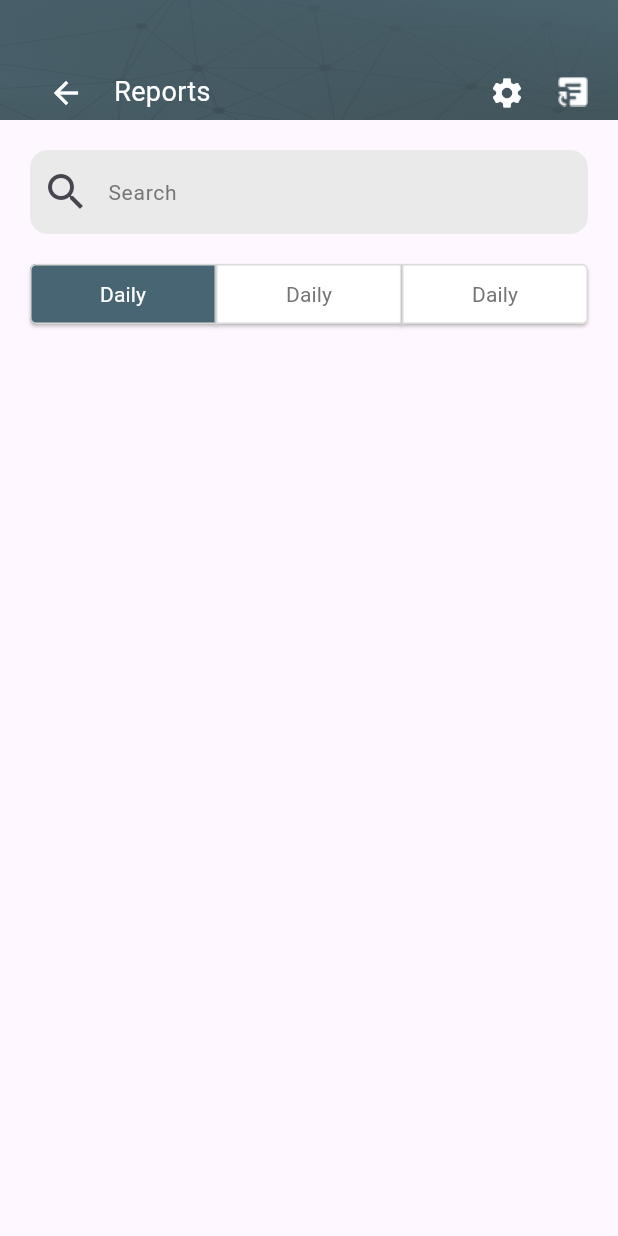
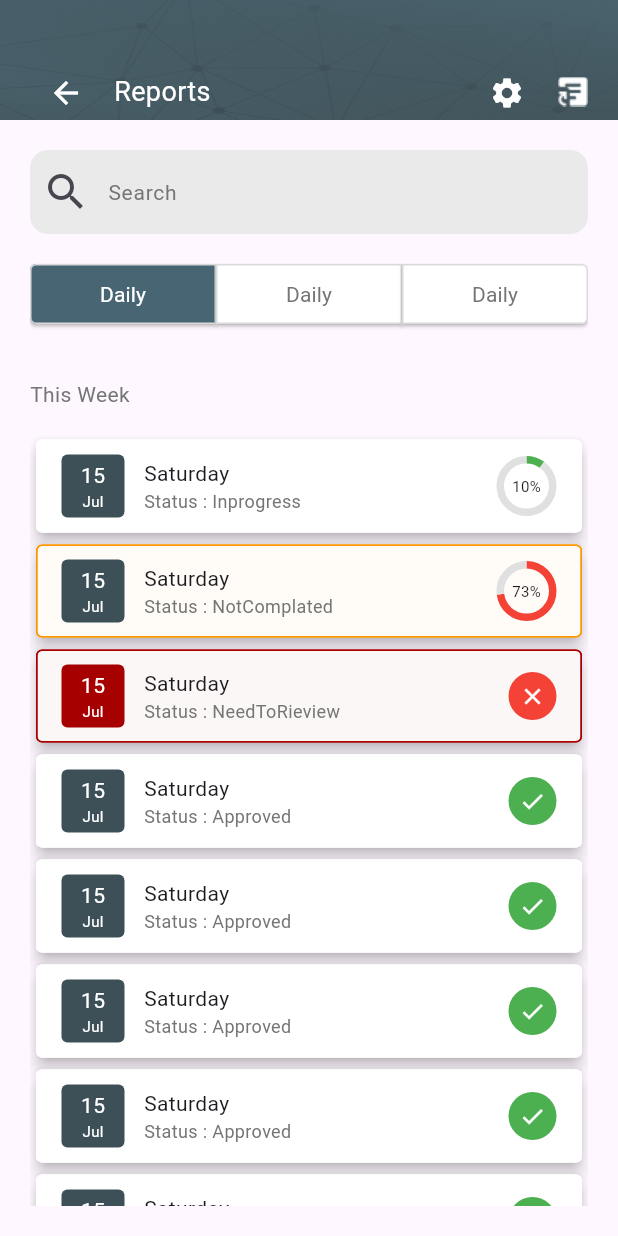
Before and after one commit to ahmed-shorbagy/test_screens, a Flutter app: the AllProjectsView screen opened by its route, on a phone screen of 412 x 824 dp. Run offline on Flutter 3.47's test engine with Material 3 defaults, Android fonts, the phone set to English and light mode, and no system bars; drawn by our look-alikes of fl_chart; our stand-ins replace flutter_svg, get.

Commit message:
Add search results list and item widgets, update todo projects item widget, and add circular percentage chart widget. Also, update the app bar to allow navigation back to the previous screen. Add necessary dependencies for the new widgets.

```diff
--- /dev/null
+++ b/lib/app/data/models/search_results_item_model.dart
@@ -0,0 +1,10 @@
+import 'package:test_screens/app/data/models/todo_projects_item_model.dart';
+import 'package:test_screens/app/modules/home/views/all_projects_view.dart';
+
+class SearchResultsITemModel {
+  String title;
+  ToDoStatus status;
+  double progress;
+  SearchResultsITemModel(
+      {required this.title, required this.status, required this.progress});
+}
--- a/lib/app/data/models/todo_projects_item_model.dart
+++ b/lib/app/data/models/todo_projects_item_model.dart
@@ -8,4 +8,4 @@ class ToDoProjectsItemModel {
       required this.status});
 }
 
-enum ToDoStatus { NeedToRieview, NotComplated, approved }
+enum ToDoStatus { NeedToRieview, NotComplated, Approved, Inprogress }
--- a/lib/app/modules/home/views/all_projects_view.dart
+++ b/lib/app/modules/home/views/all_projects_view.dart
@@ -2,27 +2,42 @@ import 'package:flutter/material.dart';
 import 'package:test_screens/app/modules/home/views/widgets/all_projects_app_bar.dart';
 import 'package:test_screens/app/modules/home/views/widgets/all_projects_search_field.dart';
 import 'package:test_screens/app/modules/home/views/widgets/search_options.dart';
+import 'package:test_screens/app/modules/home/views/widgets/search_result_list.dart';
+import 'package:test_screens/core/utils/app_styles.dart';
 
 class AllProjectsView extends StatelessWidget {
   const AllProjectsView({super.key});
 
   @override
   Widget build(BuildContext context) {
-    return const Scaffold(
-      appBar: PreferredSize(
+    return Scaffold(
+      appBar: const PreferredSize(
         preferredSize: Size.fromHeight(80),
         child: AllProjectsAppBar(),
       ),
       body: Padding(
-        padding: EdgeInsets.all(20),
-        child: Column(
-          children: [
-            AllProjectsSearchField(),
-            SizedBox(
-              height: 16,
-            ),
-            SearchOptions()
-          ],
+        padding: const EdgeInsets.all(20),
+        child: SingleChildScrollView(
+          physics: const BouncingScrollPhysics(),
+          child: Column(
+            crossAxisAlignment: CrossAxisAlignment.stretch,
+            children: [
+              const AllProjectsSearchField(),
+              const SizedBox(
+                height: 16,
+              ),
+              const SearchOptions(),
+              const SizedBox(
+                height: 33,
+              ),
+              Text(
+                "This Week",
+                style: AppStyles.regular14
+                    .copyWith(color: const Color(0xff757575)),
+              ),
+              const SearchReultList()
+            ],
+          ),
         ),
       ),
     );
--- a/lib/app/modules/home/views/widgets/all_projects_app_bar.dart
+++ b/lib/app/modules/home/views/widgets/all_projects_app_bar.dart
@@ -1,5 +1,6 @@
 import 'package:flutter/material.dart';
 import 'package:flutter/widgets.dart';
+import 'package:get/get.dart';
 import 'package:test_screens/core/utils/app_styles.dart';
 import 'package:test_screens/core/utils/assets.dart';
 
@@ -25,7 +26,9 @@ class AllProjectsAppBar extends StatelessWidget {
               Row(
                 children: [
                   IconButton(
-                      onPressed: () {},
+                      onPressed: () {
+                        Get.back();
+                      },
                       icon: const Icon(
                         Icons.arrow_back,
                         color: Colors.white,
--- /dev/null
+++ b/lib/app/modules/home/views/widgets/approved_status_container.dart
@@ -0,0 +1,24 @@
+import 'package:flutter/material.dart';
+
+class ApprovedStatusContainer extends StatelessWidget {
+  const ApprovedStatusContainer({
+    super.key,
+  });
+
+  @override
+  Widget build(BuildContext context) {
+    return Container(
+      height: 32,
+      width: 32,
+      decoration: const BoxDecoration(
+        shape: BoxShape.circle,
+        color: Colors.green,
+      ),
+      child: const Icon(
+        Icons.done,
+        size: 18,
+        color: Colors.white,
+      ),
+    );
+  }
+}
--- /dev/null
+++ b/lib/app/modules/home/views/widgets/circular_precentage_chart.dart
@@ -0,0 +1,44 @@
+import 'package:fl_chart/fl_chart.dart';
+import 'package:flutter/material.dart';
+import 'package:test_screens/core/utils/app_styles.dart';
+
+class CircularPercentageChart extends StatelessWidget {
+  const CircularPercentageChart(
+      {super.key, required this.percentage, required this.color});
+  final double percentage;
+  final Color color;
+  @override
+  Widget build(BuildContext context) {
+    return SizedBox(
+      width: 40,
+      height: 40,
+      child: Stack(
+        alignment: Alignment.center,
+        children: [
+          PieChart(
+            PieChartData(
+              startDegreeOffset: 270,
+              sectionsSpace: 0,
+              centerSpaceRadius: 15,
+              sections: [
+                PieChartSectionData(
+                  color: color,
+                  value: percentage,
+                  radius: 5,
+                  title: '',
+                ),
+                PieChartSectionData(
+                  color: Colors.grey[300]!,
+                  value: 100 - percentage,
+                  radius: 5,
+                  title: '',
+                ),
+              ],
+            ),
+          ),
+          Text('${percentage.toStringAsFixed(0)}%', style: AppStyles.regular10),
+        ],
+      ),
+    );
+  }
+}
--- /dev/null
+++ b/lib/app/modules/home/views/widgets/date_container.dart
@@ -0,0 +1,37 @@
+import 'package:flutter/material.dart';
+import 'package:intl/intl.dart';
+import 'package:test_screens/core/utils/app_styles.dart';
+
+class DateContainer extends StatelessWidget {
+  const DateContainer({super.key, required this.color});
+  final Color color;
+
+  @override
+  Widget build(BuildContext context) {
+    // Get the current date
+    DateTime now = DateTime.now();
+    // Format the date to "11 Nov"
+    String formattedDate = DateFormat('d MMM').format(now);
+
+    return Container(
+      alignment: Alignment.center,
+      margin: EdgeInsets.zero,
+      height: 42,
+      width: 42,
+      padding: const EdgeInsets.only(top: 2, left: 4, right: 4, bottom: 2),
+      decoration: BoxDecoration(
+        color: color,
+        borderRadius: BorderRadius.circular(4.0),
+      ),
+      child: Column(
+        mainAxisSize: MainAxisSize.min,
+        children: [
+          Text(formattedDate.split(' ')[0], // Display the day
+              style: AppStyles.medium14.copyWith(color: Colors.white)),
+          Text(formattedDate.split(' ')[1], // Display the month
+              style: AppStyles.regular10.copyWith(color: Colors.white)),
+        ],
+      ),
+    );
+  }
+}
--- /dev/null
+++ b/lib/app/modules/home/views/widgets/need_to_review_status_container.dart
@@ -0,0 +1,24 @@
+import 'package:flutter/material.dart';
+
+class NeedReviewStatusContainer extends StatelessWidget {
+  const NeedReviewStatusContainer({
+    super.key,
+  });
+
+  @override
+  Widget build(BuildContext context) {
+    return Container(
+      height: 32,
+      width: 32,
+      decoration: const BoxDecoration(
+        shape: BoxShape.circle,
+        color: Colors.red,
+      ),
+      child: const Icon(
+        Icons.close,
+        size: 18,
+        color: Colors.white,
+      ),
+    );
+  }
+}
--- /dev/null
+++ b/lib/app/modules/home/views/widgets/search_result_item.dart
@@ -0,0 +1,91 @@
+import 'package:flutter/material.dart';
+import 'package:test_screens/app/data/models/search_results_item_model.dart';
+import 'package:test_screens/app/data/models/todo_projects_item_model.dart';
+import 'package:test_screens/app/modules/home/views/widgets/approved_status_container.dart';
+import 'package:test_screens/app/modules/home/views/widgets/circular_precentage_chart.dart';
+import 'package:test_screens/app/modules/home/views/widgets/date_container.dart';
+import 'package:test_screens/app/modules/home/views/widgets/need_to_review_status_container.dart';
+import 'package:test_screens/core/utils/app_styles.dart';
+
+class SearchResultsItem extends StatelessWidget {
+  const SearchResultsItem({
+    super.key,
+    required this.searchResultsITemModel,
+  });
+  final SearchResultsITemModel searchResultsITemModel;
+  Color _getColor(ToDoStatus status) {
+    switch (status) {
+      case ToDoStatus.NeedToRieview:
+        return const Color(0xffA70000);
+      case ToDoStatus.Approved:
+        return Colors.white;
+      case ToDoStatus.NotComplated:
+        return const Color(0xffFC9700);
+      default:
+        return Colors.white;
+    }
+  }
+
+  @override
+  Widget build(BuildContext context) {
+    return Card.outlined(
+      shape: RoundedRectangleBorder(
+          borderRadius: BorderRadius.circular(4),
+          side: BorderSide(
+              color: _getColor(searchResultsITemModel.status), width: 1)),
+      color: Colors.white,
+      elevation: 4,
+      child: Container(
+        height: 62,
+        decoration: BoxDecoration(
+            borderRadius: BorderRadius.circular(4),
+            color: _getColor(searchResultsITemModel.status).withOpacity(0.03),
+            border: Border.all(
+              color: _getColor(searchResultsITemModel.status),
+            )),
+        child: Padding(
+          padding: const EdgeInsets.symmetric(horizontal: 16),
+          child: Row(
+            children: [
+              DateContainer(
+                color: searchResultsITemModel.status == ToDoStatus.NeedToRieview
+                    ? const Color(0xffA70000)
+                    : const Color(0xff3D5058),
+              ),
+              const SizedBox(
+                width: 13,
+              ),
+              Column(
+                mainAxisAlignment: MainAxisAlignment.center,
+                crossAxisAlignment: CrossAxisAlignment.start,
+                children: [
+                  Text(
+                    searchResultsITemModel.title,
+                    style: AppStyles.regular14,
+                  ),
+                  Text(
+                    "Status : ${searchResultsITemModel.status.toString().split('.').last}",
+                    style: AppStyles.regular12
+                        .copyWith(color: const Color(0xff757575)),
+                  ),
+                ],
+              ),
+              const Spacer(),
+              searchResultsITemModel.status == ToDoStatus.NeedToRieview
+                  ? const NeedReviewStatusContainer()
+                  : searchResultsITemModel.status == ToDoStatus.Approved
+                      ? const ApprovedStatusContainer()
+                      : CircularPercentageChart(
+                          percentage: searchResultsITemModel.progress,
+                          color: searchResultsITemModel.status ==
+                                  ToDoStatus.NotComplated
+                              ? Colors.red
+                              : Colors.green,
+                        ),
+            ],
+          ),
+        ),
+      ),
+    );
+  }
+}
--- /dev/null
+++ b/lib/app/modules/home/views/widgets/search_result_list.dart
@@ -0,0 +1,41 @@
+import 'package:flutter/material.dart';
+import 'package:test_screens/app/data/models/search_results_item_model.dart';
+import 'package:test_screens/app/data/models/todo_projects_item_model.dart';
+import 'package:test_screens/app/modules/home/views/widgets/search_result_item.dart';
+
+class SearchReultList extends StatelessWidget {
+  const SearchReultList({
+    super.key,
+  });
+
+  @override
+  Widget build(BuildContext context) {
+    List<SearchResultsITemModel> searchResultItemList = [
+      SearchResultsITemModel(
+          progress: 10, title: "Saturday", status: ToDoStatus.Inprogress),
+      SearchResultsITemModel(
+          progress: 73, title: "Saturday", status: ToDoStatus.NotComplated),
+      SearchResultsITemModel(
+          progress: 0, title: "Saturday", status: ToDoStatus.NeedToRieview),
+      SearchResultsITemModel(
+          progress: 100, title: "Saturday", status: ToDoStatus.Approved),
+      SearchResultsITemModel(
+          progress: 100, title: "Saturday", status: ToDoStatus.Approved),
+      SearchResultsITemModel(
+          progress: 100, title: "Saturday", status: ToDoStatus.Approved),
+      SearchResultsITemModel(
+          progress: 100, title: "Saturday", status: ToDoStatus.Approved),
+      SearchResultsITemModel(
+          progress: 100, title: "Saturday", status: ToDoStatus.Approved),
+    ];
+    return Column(
+      children: [
+        const SizedBox(
+          height: 16,
+        ),
+        ...searchResultItemList
+            .map((e) => SearchResultsItem(searchResultsITemModel: e)),
+      ],
+    );
+  }
+}
--- a/lib/app/modules/home/views/widgets/today_reports_section.dart
+++ b/lib/app/modules/home/views/widgets/today_reports_section.dart
@@ -15,12 +15,12 @@ class ToDayReportsSection extends StatelessWidget {
           title: "Friday 10 Nov",
           image: Assets.imagesProject1,
           subtitle: "project Name - Reports",
-          status: ToDoStatus.approved),
+          status: ToDoStatus.Approved),
       ToDoProjectsItemModel(
           title: "Friday 10 Nov",
           image: Assets.imagesProject1,
           subtitle: "project Name - Reports",
-          status: ToDoStatus.approved),
+          status: ToDoStatus.Approved),
     ];
     return Column(
       crossAxisAlignment: CrossAxisAlignment.stretch,
--- a/lib/app/modules/home/views/widgets/todo_projects_item.dart
+++ b/lib/app/modules/home/views/widgets/todo_projects_item.dart
@@ -12,7 +12,7 @@ class ToDoProjectsItem extends StatelessWidget {
     switch (status) {
       case ToDoStatus.NeedToRieview:
         return const Color(0xffA70000);
-      case ToDoStatus.approved:
+      case ToDoStatus.Approved:
         return Colors.white;
       case ToDoStatus.NotComplated:
         return const Color(0xffFC9700);
--- a/pubspec.yaml
+++ b/pubspec.yaml
@@ -8,10 +8,12 @@ environment:
 dependencies:
   convex_bottom_bar: ^3.2.0
   cupertino_icons: ^1.0.6
+  fl_chart: ^0.68.0
   flutter:
     sdk: flutter
   flutter_svg: ^2.0.10+1
   get: 4.6.6
+  intl: ^0.19.0
   persistent_bottom_nav_bar: ^6.2.1
 
 dev_dependencies:
```
Also changed, not shown: pubspec.lock.
